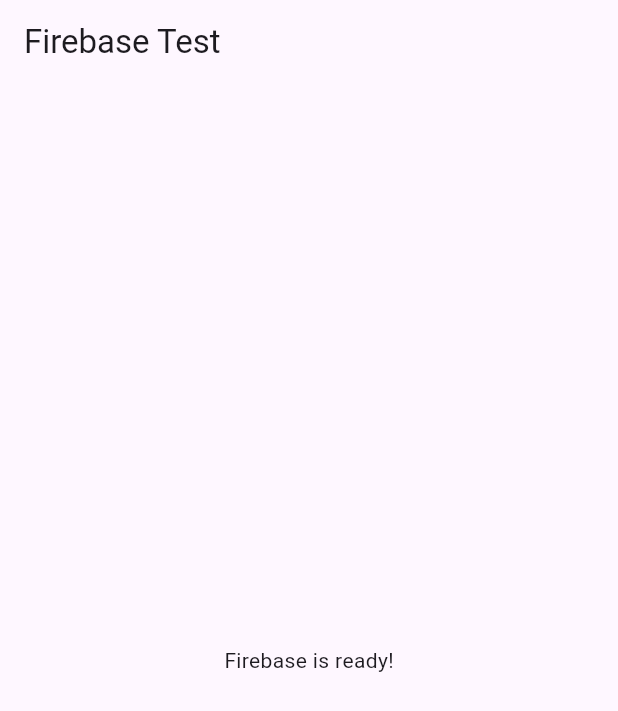
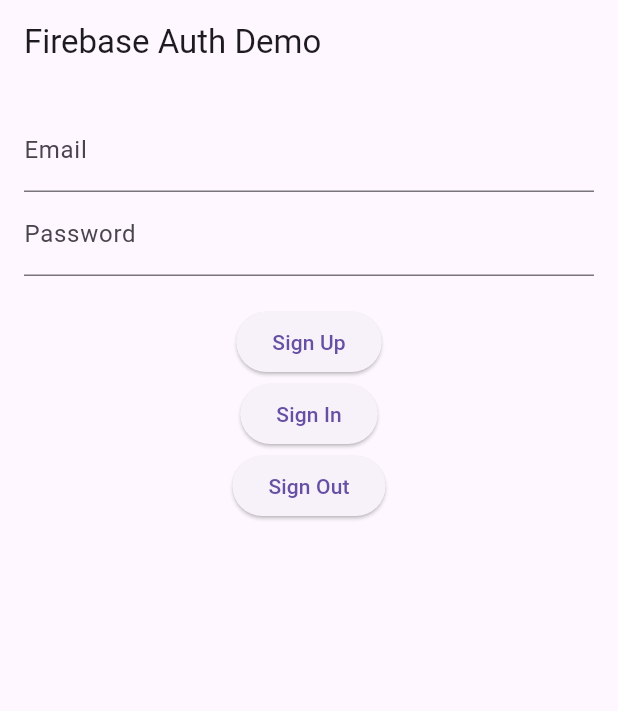
Before and after one commit to NotMikkNick/UEMPY-, a Flutter app: the screen it shows after launch, on a phone screen of 412 x 824 dp. Shown: the top 711 px of the screen. Run offline on Flutter 3.47's test engine with Material 3 defaults, Android fonts, the light colour scheme and no system bars; our stand-ins replace firebase_auth, firebase_core; accounts and stored records are empty.

Commit message:
CREATED A FIREBASE TEST

```diff
--- a/lib/main.dart
+++ b/lib/main.dart
@@ -10,7 +10,7 @@
   await Firebase.initializeApp(options: DefaultFirebaseOptions.currentPlatform);
 
   // Run the app
-  runApp(MyApp());
+  runApp(const MyApp());
 }
 
 class MyApp extends StatelessWidget {
@@ -26,15 +26,76 @@
   }
 }
 
-class MyHomePage extends StatelessWidget {
-  // Constructor updated to include the 'key' parameter
+class MyHomePage extends StatefulWidget {
   const MyHomePage({Key? key}) : super(key: key);
+
+  @override
+  _MyHomePageState createState() => _MyHomePageState();
+}
+
+class _MyHomePageState extends State<MyHomePage> {
+  final TextEditingController _emailController = TextEditingController();
+  final TextEditingController _passwordController = TextEditingController();
+  final AuthService _authService = AuthService();
+
+  void _signUp() async {
+    final user = await _authService.signUpWithEmailPassword(
+      _emailController.text,
+      _passwordController.text,
+    );
+    if (user != null) {
+      debugPrint('User signed up: ${user.email}');
+    }
+  }
+
+  void _signIn() async {
+    final user = await _authService.signInWithEmailPassword(
+      _emailController.text,
+      _passwordController.text,
+    );
+    if (user != null) {
+      debugPrint('User signed in: ${user.email}');
+    }
+  }
+
+  void _signOut() async {
+    await _authService.signOut();
+    debugPrint('User signed out');
+  }
 
   @override
   Widget build(BuildContext context) {
     return Scaffold(
-      appBar: AppBar(title: const Text('Firebase Test')),
-      body: const Center(child: Text('Firebase is ready!')),
+      appBar: AppBar(title: const Text('Firebase Auth Demo')),
+      body: Padding(
+        padding: const EdgeInsets.all(16.0),
+        child: Column(
+          children: [
+            TextField(
+              controller: _emailController,
+              decoration: const InputDecoration(labelText: 'Email'),
+            ),
+            TextField(
+              controller: _passwordController,
+              decoration: const InputDecoration(labelText: 'Password'),
+              obscureText: true,
+            ),
+            const SizedBox(height: 20),
+            ElevatedButton(
+              onPressed: _signUp,
+              child: const Text('Sign Up'),
+            ),
+            ElevatedButton(
+              onPressed: _signIn,
+              child: const Text('Sign In'),
+            ),
+            ElevatedButton(
+              onPressed: _signOut,
+              child: const Text('Sign Out'),
+            ),
+          ],
+        ),
+      ),
     );
   }
 }
@@ -53,7 +114,22 @@
       return userCredential.user;  // Return the signed-in user
     } catch (e) {
       // Log errors, but do not use 'print' in production code
-      // Replace with a proper logging method if needed
+      debugPrint("Error: $e");
+      return null;
+    }
+  }
+
+  // Method to sign up with email and password
+  Future<User?> signUpWithEmailPassword(String email, String password) async {
+    try {
+      // Attempt to sign up with the provided credentials
+      UserCredential userCredential = await _auth.createUserWithEmailAndPassword(
+        email: email,
+        password: password,
+      );
+      return userCredential.user;  // Return the newly created user
+    } catch (e) {
+      // Log errors, but do not use 'print' in production code
       debugPrint("Error: $e");
       return null;
     }
```
